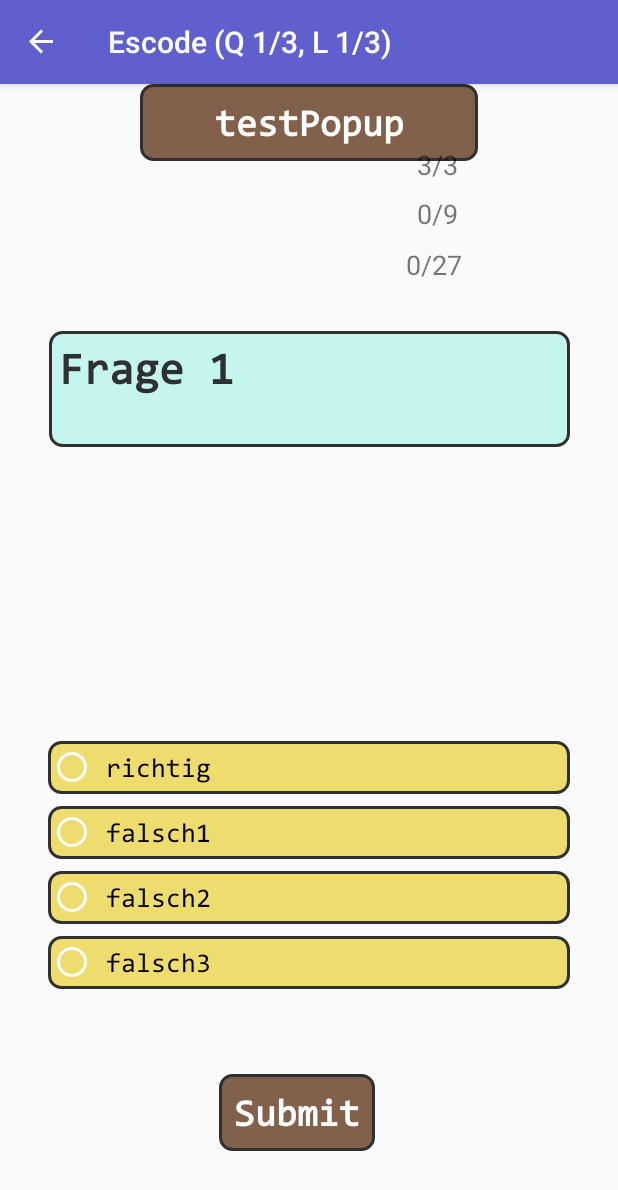
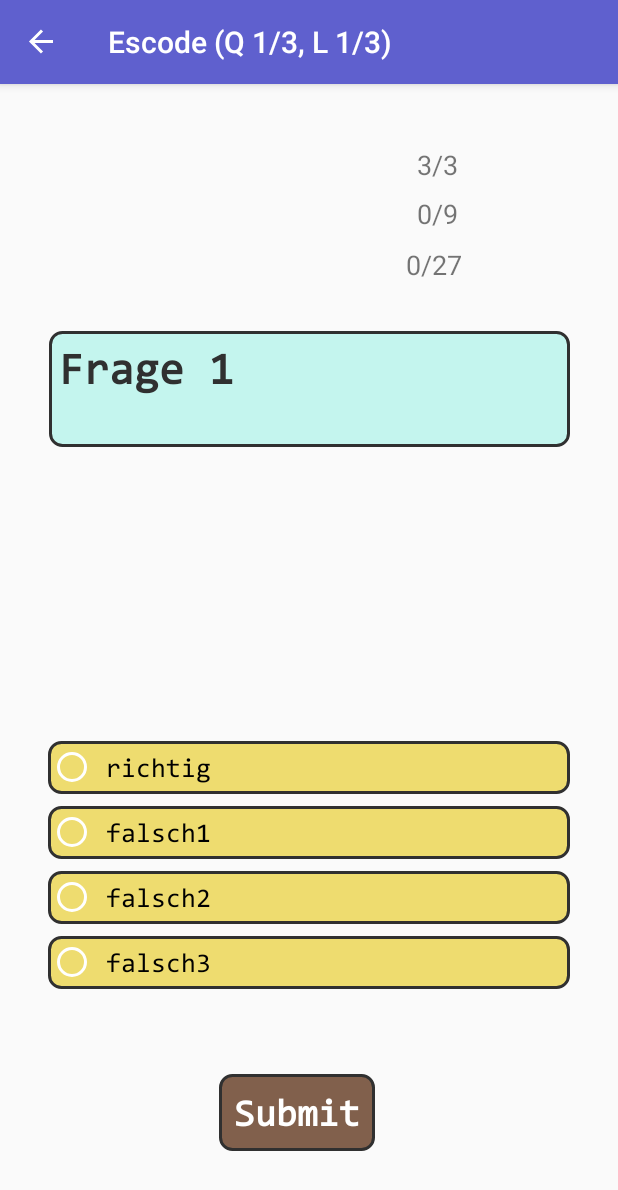
Before and after one commit to vertigonale/escode, an Android app: the GameFragment screen opened through its navigation route, after a tap on "Submit", on a phone screen of 412 x 824 dp. Shown: the top 1190 px of the screen. Run offline under Robolectric (Android 15) with nearby library versions, the phone set to English and light mode, and no system bars; our stand-ins replace data binding, navigation-ui; 1 statement that could not run was skipped.

Commit message:
remove obsolete variable declarations

```diff
--- a/trivia-android/app/src/main/java/com/example/android/escode/game/GameFragment.kt
+++ b/trivia-android/app/src/main/java/com/example/android/escode/game/GameFragment.kt
@@ -28,6 +28,7 @@ import androidx.fragment.app.Fragment
 import androidx.navigation.findNavController
 import com.example.android.escode.R
 import com.example.android.escode.databinding.FragmentGameBinding
+import kotlinx.android.synthetic.main.fragment_game.*
 
 //import kotlinx.android.synthetic.main.fragment_game.*
 
@@ -119,15 +120,15 @@ class GameFragment : Fragment() {
 
         // Set the onClickListener for the submitButton
         binding.submitButton.setOnClickListener { view: View ->
-            val radioGroup = binding.questionRadioGroup
-            //val btn0 = binding.btn0
-            val btn1 = binding.btn1
-            val btn2 = binding.btn2
-            val btn3 = binding.btn3
+//            val radioGroup = questionRadioGroup
+            //val btn0 = btn0
+//            val btn1 = btn1
+//            val btn2 = btn2
+//            val btn3 = btn3
+
+            val checkedId = questionRadioGroup.checkedRadioButtonId
+
             lateinit var selectedBtn: RadioButton
-
-            val checkedId = binding.questionRadioGroup.checkedRadioButtonId
-
             // Do nothing if nothing is checked (id == -1)
             if (-1 != checkedId) {
                 var answerIndex = 0
--- a/trivia-android/app/src/main/res/layout/fragment_game.xml
+++ b/trivia-android/app/src/main/res/layout/fragment_game.xml
@@ -35,7 +35,7 @@
             android:id="@+id/frameLayout"
             android:layout_width="match_parent"
             android:layout_height="wrap_content">
-
+<!--
             <Button
                 android:id="@+id/testPopup"
                 android:layout_width="225dp"
@@ -45,8 +45,9 @@
                 android:text="testPopup"
                 android:textSize="@dimen/button_submit_text_size"
                 app:layout_constraintEnd_toEndOf="parent"
-                app:layout_constraintStart_toStartOf="parent" />
-
+                app:layout_constraintStart_toStartOf="parent"
+                tools:ignore="MissingConstraints" />
+-->
             <FrameLayout
                 android:id="@+id/framePopup"
                 android:layout_width="match_parent"
```
